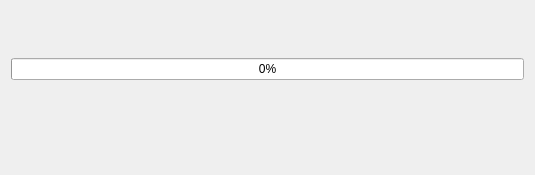
The window that src/windows/ui/exportClips.ui (OpenShot/openshot-qt) describes before a commit, drawn with Qt 5.
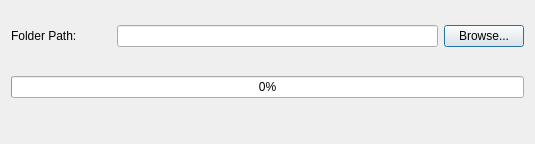
The same window after the commit. Icons and pictures are not drawn.

Commit message:
Suggestions from Code Review
- Right justify buttons like the export dialog
- Remove "close" button. (Covered by close button)
- Add "Done" button which hides until exporting is done
- Removed duplicate "_updateProgressBar"

```diff
--- a/src/windows/ui/exportClips.ui
+++ b/src/windows/ui/exportClips.ui
@@ -7,7 +7,7 @@
     <x>0</x>
     <y>0</y>
     <width>535</width>
-    <height>175</height>
+    <height>144</height>
    </rect>
   </property>
   <property name="sizePolicy">
@@ -26,8 +26,8 @@
   <property name="autoFillBackground">
    <bool>false</bool>
   </property>
-  <layout class="QGridLayout" name="gridLayout" rowstretch="0,0,0">
-   <item row="1" column="0">
+  <layout class="QGridLayout" name="gridLayout" rowstretch="0,0,0,0">
+   <item row="2" column="0">
     <widget class="QProgressBar" name="progressExportVideo">
      <property name="sizePolicy">
       <sizepolicy hsizetype="Expanding" vsizetype="Fixed">
@@ -40,20 +40,7 @@
      </property>
     </widget>
    </item>
-   <item row="0" column="0">
-    <layout class="QVBoxLayout" name="verticalLayout">
-     <property name="spacing">
-      <number>9</number>
-     </property>
-     <property name="bottomMargin">
-      <number>9</number>
-     </property>
-     <item>
-      <layout class="QHBoxLayout" name="FilePickerArea"/>
-     </item>
-    </layout>
-   </item>
-   <item row="2" column="0">
+   <item row="3" column="0">
     <widget class="QDialogButtonBox" name="buttonBox">
      <property name="standardButtons">
       <set>QDialogButtonBox::NoButton</set>
@@ -63,6 +50,49 @@
      </property>
     </widget>
    </item>
+   <item row="1" column="0">
+    <layout class="QVBoxLayout" name="verticalLayout">
+     <property name="spacing">
+      <number>9</number>
+     </property>
+     <property name="bottomMargin">
+      <number>9</number>
+     </property>
+     <item>
+      <layout class="QHBoxLayout" name="FilePickerArea"/>
+     </item>
+    </layout>
+   </item>
+   <item row="0" column="0">
+    <layout class="QHBoxLayout" name="horizontalLayout_4">
+     <item>
+      <widget class="QLabel" name="lblFolderPath">
+       <property name="minimumSize">
+        <size>
+         <width>100</width>
+         <height>0</height>
+        </size>
+       </property>
+       <property name="text">
+        <string>Folder Path:</string>
+       </property>
+      </widget>
+     </item>
+     <item>
+      <widget class="QLineEdit" name="txtExportFolder"/>
+     </item>
+     <item>
+      <widget class="QPushButton" name="btnBrowse">
+       <property name="enabled">
+        <bool>true</bool>
+       </property>
+       <property name="text">
+        <string>Browse...</string>
+       </property>
+      </widget>
+     </item>
+    </layout>
+   </item>
   </layout>
  </widget>
  <resources/>
```
Left out of the diff: 2 changed lines with no effect on the pictures. The commit also changes 1 other file.
